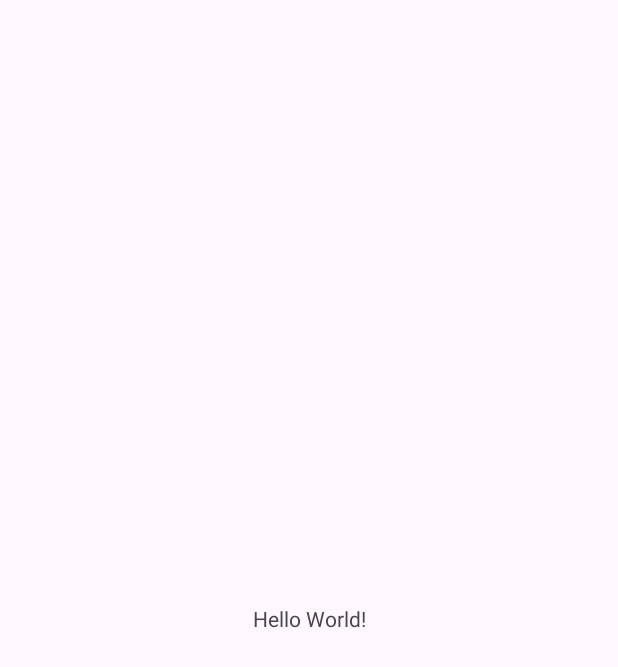
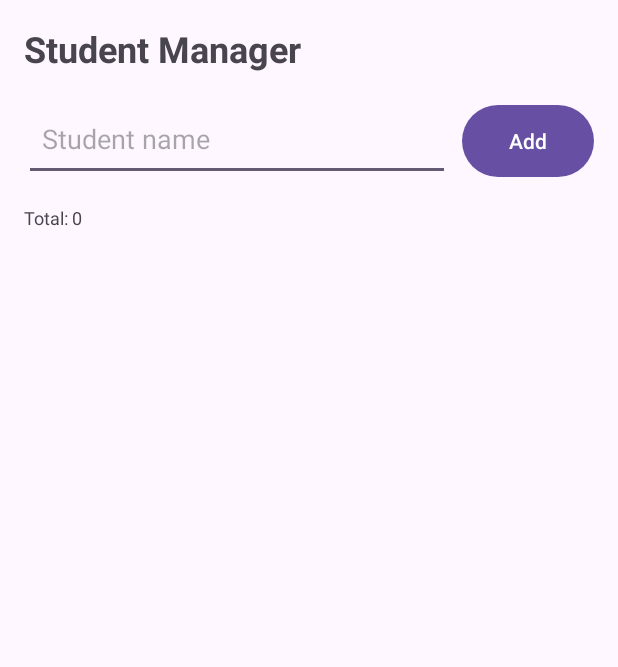
Before and after one commit to voidgogo/kotlin-2025a, an Android app: the screen it shows after launch (MainActivity), on a phone screen of 412 x 824 dp. Before the commit the part shown is almost empty. Shown: the top 667 px of the screen. Run offline under Robolectric (Android 15) with nearby library versions, the phone set to English and light mode, and no system bars; our stand-ins replace Room's generated code.

Commit message:
week13 : SimpleApp(MVVM - XML)

```diff
--- a/AppWeek13a/app/src/main/java/com/appweek13a/MainActivity.kt
+++ b/AppWeek13a/app/src/main/java/com/appweek13a/MainActivity.kt
@@ -1,20 +1,53 @@
 package com.appweek13a
 
 import android.os.Bundle
-import androidx.activity.enableEdgeToEdge
+import androidx.activity.viewModels
 import androidx.appcompat.app.AppCompatActivity
-import androidx.core.view.ViewCompat
-import androidx.core.view.WindowInsetsCompat
+import androidx.lifecycle.Lifecycle
+import androidx.lifecycle.lifecycleScope
+import androidx.lifecycle.repeatOnLifecycle
+import com.appweek13a.databinding.ActivityMainBinding
+import kotlinx.coroutines.launch
 
 class MainActivity : AppCompatActivity() {
+
+    private lateinit var binding: ActivityMainBinding
+    private val viewModel: StudentViewModel by viewModels()
+    private lateinit var adapter: StudentAdapter
+
     override fun onCreate(savedInstanceState: Bundle?) {
         super.onCreate(savedInstanceState)
-        enableEdgeToEdge()
-        setContentView(R.layout.activity_main)
-        ViewCompat.setOnApplyWindowInsetsListener(findViewById(R.id.main)) { v, insets ->
-            val systemBars = insets.getInsets(WindowInsetsCompat.Type.systemBars())
-            v.setPadding(systemBars.left, systemBars.top, systemBars.right, systemBars.bottom)
-            insets
+        binding = ActivityMainBinding.inflate(layoutInflater)
+        setContentView(binding.root)
+
+        setupAdapter()
+        setupObservers()
+        setupListeners()
+    }
+
+    private fun setupAdapter() {
+        adapter = StudentAdapter { student ->
+            viewModel.deleteStudent(student)
+        }
+        binding.recyclerViewStudents.adapter = adapter
+    }
+
+    private fun setupObservers() {
+        lifecycleScope.launch {
+            repeatOnLifecycle(Lifecycle.State.STARTED) {
+                viewModel.students.collect { students ->
+                    adapter.submitList(students)
+                    binding.textViewCount.text = "Total: ${students.size}"
+                }
+            }
+        }
+    }
+
+    private fun setupListeners() {
+        binding.buttonAdd.setOnClickListener {
+            val name = binding.editTextName.text.toString()
+            viewModel.addStudent(name)
+            binding.editTextName.text.clear()
         }
     }
 }
--- /dev/null
+++ b/AppWeek13a/app/src/main/java/com/appweek13a/StudentDao.kt
@@ -0,0 +1,20 @@
+package com.appweek13a
+
+import androidx.room.*
+import kotlinx.coroutines.flow.Flow
+
+@Dao
+interface StudentDao {
+
+    @Query("SELECT * FROM students ORDER BY id DESC")
+    fun getAllStudents(): Flow<List<Student>>
+
+    @Insert(onConflict = OnConflictStrategy.REPLACE)
+    suspend fun insertStudent(student: Student)
+
+    @Delete
+    suspend fun deleteStudent(student: Student)
+
+    @Query("DELETE FROM students")
+    suspend fun deleteAllStudents()
+}
--- /dev/null
+++ b/AppWeek13a/app/src/main/java/com/appweek13a/StudentDatabase.kt
@@ -0,0 +1,33 @@
+package com.appweek13a
+
+import android.content.Context
+import androidx.room.Database
+import androidx.room.Room
+import androidx.room.RoomDatabase
+
+@Database(entities = [Student::class], version = 1, exportSchema = false)
+abstract class StudentDatabase : RoomDatabase() {
+
+    abstract fun studentDao(): StudentDao
+
+    companion object {
+        @Volatile
+        private var INSTANCE: StudentDatabase? = null
+
+        fun getDatabase(context: Context): StudentDatabase {
+            if (INSTANCE != null) {
+                return INSTANCE!!
+            }
+
+            synchronized(this) {
+                val instance = Room.databaseBuilder(
+                    context.applicationContext,
+                    StudentDatabase::class.java,
+                    "student_database"
+                ).build()
+                INSTANCE = instance
+                return instance
+            }
+        }
+    }
+}
--- /dev/null
+++ b/AppWeek13a/app/src/main/java/com/appweek13a/StudentViewModel.kt
@@ -0,0 +1,47 @@
+package com.appweek13a
+
+import android.app.Application
+import androidx.lifecycle.AndroidViewModel
+import androidx.lifecycle.viewModelScope
+import kotlinx.coroutines.flow.MutableStateFlow
+import kotlinx.coroutines.flow.StateFlow
+import kotlinx.coroutines.flow.asStateFlow
+import kotlinx.coroutines.launch
+
+class StudentViewModel(application: Application) : AndroidViewModel(application) {
+
+    private val repository = StudentRepository(
+        StudentDatabase.getDatabase(application).studentDao()
+    )
+
+    private val _students = MutableStateFlow<List<Student>>(emptyList())
+    val students: StateFlow<List<Student>> = _students.asStateFlow()
+
+    init {
+        viewModelScope.launch {
+            repository.getAllStudents().collect { list ->
+                _students.value = list
+            }
+        }
+    }
+
+    fun addStudent(name: String) {
+        if (name.isBlank()) return
+
+        viewModelScope.launch {
+            repository.addStudent(name)
+        }
+    }
+
+    fun deleteStudent(student: Student) {
+        viewModelScope.launch {
+            repository.deleteStudent(student)
+        }
+    }
+
+    fun deleteAllStudents() {
+        viewModelScope.launch {
+            repository.deleteAllStudents()
+        }
+    }
+}
--- a/AppWeek13a/app/src/main/res/layout/activity_main.xml
+++ b/AppWeek13a/app/src/main/res/layout/activity_main.xml
@@ -1,19 +1,60 @@
 <?xml version="1.0" encoding="utf-8"?>
-<androidx.constraintlayout.widget.ConstraintLayout xmlns:android="http://schemas.android.com/apk/res/android"
-    xmlns:app="http://schemas.android.com/apk/res-auto"
+<LinearLayout xmlns:android="http://schemas.android.com/apk/res/android"
     xmlns:tools="http://schemas.android.com/tools"
-    android:id="@+id/main"
     android:layout_width="match_parent"
     android:layout_height="match_parent"
+    xmlns:app="http://schemas.android.com/apk/res-auto"
+    android:orientation="vertical"
+    android:padding="16dp"
     tools:context=".MainActivity">
 
     <TextView
         android:layout_width="wrap_content"
         android:layout_height="wrap_content"
-        android:text="Hello World!"
-        app:layout_constraintBottom_toBottomOf="parent"
-        app:layout_constraintEnd_toEndOf="parent"
-        app:layout_constraintStart_toStartOf="parent"
-        app:layout_constraintTop_toTopOf="parent" />
+        android:text="Student Manager"
+        android:textSize="24sp"
+        android:textStyle="bold"
+        android:layout_marginBottom="16dp" />
 
-</androidx.constraintlayout.widget.ConstraintLayout>
+    <LinearLayout
+        android:layout_width="match_parent"
+        android:layout_height="wrap_content"
+        android:orientation="horizontal"
+        android:layout_marginBottom="16dp">
+
+        <EditText
+            android:id="@+id/editTextName"
+            android:layout_width="0dp"
+            android:layout_height="56dp"
+            android:layout_weight="1"
+            android:hint="Student name"
+            android:inputType="text"
+            android:paddingStart="12dp"
+            android:paddingEnd="12dp" />
+
+        <Button
+            android:id="@+id/buttonAdd"
+            android:layout_width="wrap_content"
+            android:layout_height="56dp"
+            android:text="Add"
+            android:layout_marginStart="8dp" />
+
+    </LinearLayout>
+
+    <TextView
+        android:id="@+id/textViewCount"
+        android:layout_width="wrap_content"
+        android:layout_height="wrap_content"
+        android:text="Total: 0"
+        android:textSize="12sp"
+        android:layout_marginBottom="8dp" />
+
+    <androidx.recyclerview.widget.RecyclerView
+        android:id="@+id/recyclerViewStudents"
+        android:layout_width="match_parent"
+        android:layout_height="0dp"
+        android:layout_weight="1"
+        android:orientation="vertical"
+        app:layoutManager="androidx.recyclerview.widget.LinearLayoutManager" />
+
+</LinearLayout>
```
Also changed, not shown: AppWeek13a/app/build.gradle.kts (+29 -1 lines), AppWeek13a/app/src/main/java/com/appweek13a/Student.kt (added, +17 -0 lines), AppWeek13a/app/src/main/java/com/appweek13a/StudentAdapter.kt (added, +50 -0 lines), AppWeek13a/app/src/main/java/com/appweek13a/StudentRepository.kt (added, +27 -0 lines), AppWeek13a/app/src/main/res/drawable/ic_close.xml (added, +10 -0 lines), AppWeek13a/app/src/main/res/layout/item_student.xml (added, +40 -0 lines).
